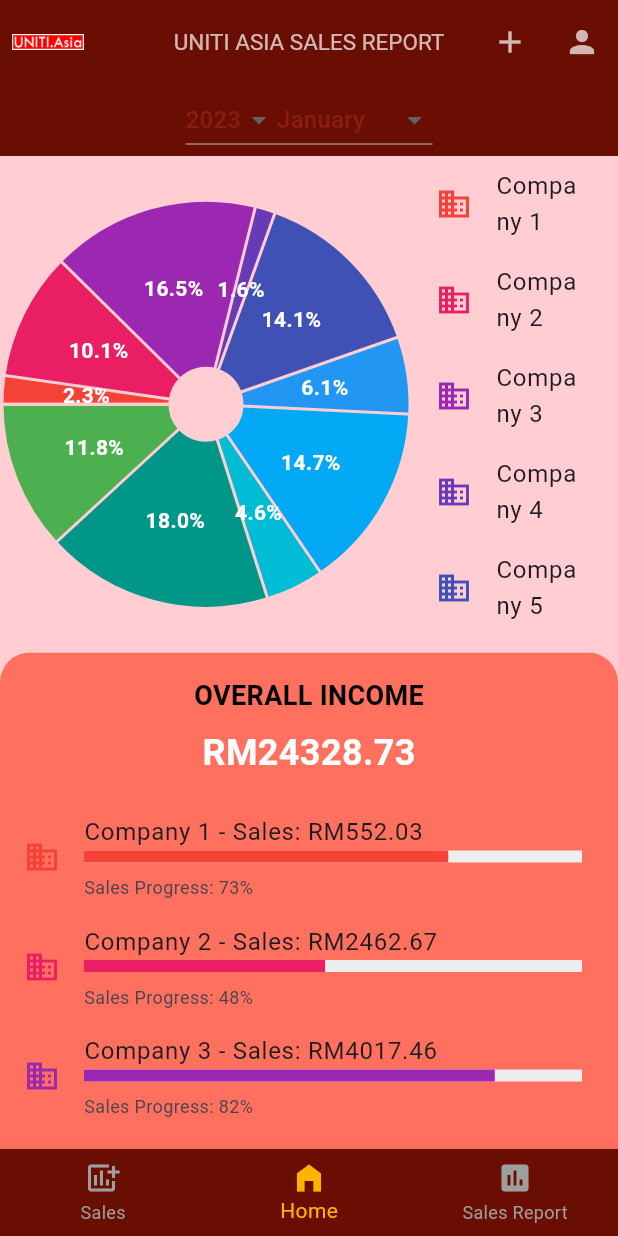
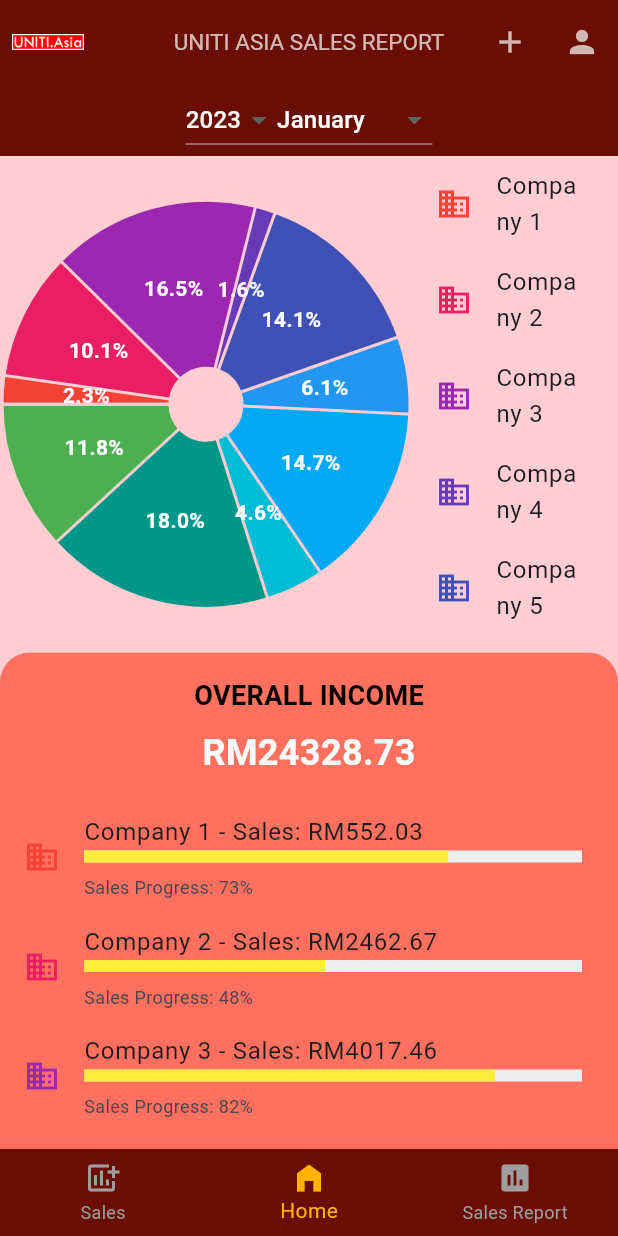
Before and after one commit to ADIBSHAUQI/sale, a Flutter app: the screen it shows after launch, on a phone screen of 412 x 824 dp. Run offline on Flutter 3.47's test engine with Material 3 defaults, Android fonts, the phone set to English and light mode, and no system bars; drawn by our look-alikes of fl_chart.

Commit message:
Updated color

```diff
--- a/lib/pages/home.dart
+++ b/lib/pages/home.dart
@@ -77,7 +77,7 @@ class _HomePageState extends State<HomePage> {
               children: [
                 // Year Dropdown
                 DropdownButton<String>(
-                  dropdownColor: const Color.fromRGBO(255, 164, 153, 1.000),
+                  dropdownColor: const Color.fromRGBO(255, 112, 95, 1.000),
                   value: selectedYear,
                   hint:
                       const Text("Year", style: TextStyle(color: Colors.white)),
@@ -94,13 +94,13 @@ class _HomePageState extends State<HomePage> {
                         child: Text(
                           value,
                           style: const TextStyle(
-                              color: Color.fromRGBO(140, 29, 16, 1.000)),
+                              color: Color.fromRGBO(248, 248, 248, 1)),
                         ));
                   }).toList(),
                 ),
                 // Month Dropdown
                 DropdownButton<String>(
-                  dropdownColor: const Color.fromRGBO(255, 164, 153, 1.000),
+                  dropdownColor: const Color.fromRGBO(255, 112, 95, 1.000),
                   value: selectedMonth,
                   hint: const Text("Month",
                       style: TextStyle(color: Colors.white)),
@@ -129,7 +129,7 @@ class _HomePageState extends State<HomePage> {
                         child: Text(
                           value,
                           style: const TextStyle(
-                              color: Color.fromRGBO(140, 29, 16, 1.000)),
+                              color: Color.fromRGBO(255, 255, 255, 1)),
                         ));
                   }).toList(),
                 ),
@@ -235,7 +235,8 @@ class _HomePageState extends State<HomePage> {
                                 LinearProgressIndicator(
                                   value: company['salesProgress'],
                                   backgroundColor: Colors.grey.shade200,
-                                  color: color, // Matching progress bar color
+                                  color: Colors
+                                      .yellow, // Matching progress bar color
                                   minHeight: 8,
                                 ),
                                 SizedBox(height: 8),
```
